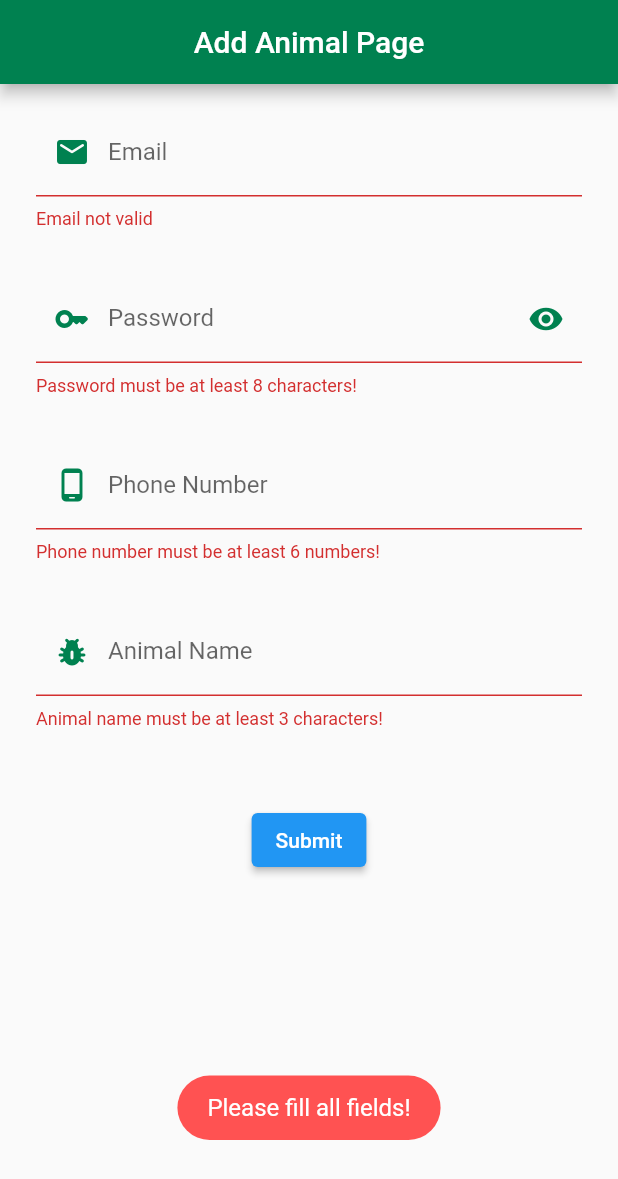
After one commit to EngoX-CCH/Flutter-Widget, a Flutter app: the screen it shows after launch, after a tap on "Submit", on a phone screen of 412 x 824 dp. The commit adds this screen. Shown: the top 1179 px of the screen. Run offline on Flutter 3.47's test engine with Material 2 defaults, Android fonts, the phone set to English and light mode, and no system bars; our stand-ins replace email_validator, fluttertoast, gap.

Commit message:
Add Animal page + Home page change (still error)

```diff
--- a/lib/main.dart
+++ b/lib/main.dart
@@ -1,6 +1,5 @@
 import 'package:flutter_please_3/views/pages.dart';
 import 'package:flutter/material.dart';
-
 
 void main() {
   runApp(const MyApp());
@@ -11,7 +10,6 @@ class MyApp extends StatelessWidget {
 
   @override
   Widget build(BuildContext context) {
-    return MaterialApp(
-        home: Week4());
+    return MaterialApp(home: AddAnimal());
   }
 }
--- /dev/null
+++ b/lib/views/addanimal.dart
@@ -0,0 +1,263 @@
+part of 'pages.dart';
+
+class AddAnimal extends StatefulWidget {
+  const AddAnimal({Key? key}) : super(key: key);
+  static const String routeName = '/PageAdd';
+
+  @override
+  _AddAnimalState createState() => _AddAnimalState();
+}
+
+class _AddAnimalState extends State<AddAnimal> {
+  @override
+  void initState() {
+    super.initState();
+  }
+
+  final _loginKey = GlobalKey<FormState>();
+  final ctrlEmail = TextEditingController();
+  final ctrlPassword = TextEditingController();
+  final ctrlPhone = TextEditingController();
+  final ctrlAnimal = TextEditingController();
+  bool isHide = true;
+
+  @override
+  void dispose() {
+    ctrlEmail.dispose();
+    ctrlPassword.dispose();
+    ctrlPhone.dispose();
+    ctrlAnimal.dispose();
+    super.dispose();
+  }
+
+  @override
+  Widget build(BuildContext context) {
+    return Scaffold(
+      appBar: AppBar(
+        backgroundColor: Color.fromARGB(255, 0, 129, 80),
+        title: Text("Add Animal Page"),
+        centerTitle: true,
+      ),
+      body: Container(
+        padding: EdgeInsets.fromLTRB(24, 16, 24, 16),
+        child: ListView(children: [
+          Form(
+            key: _loginKey,
+            child: Column(
+              children: [
+                TextFormField(
+                  // The validator receives the text that the user has entered.
+                  keyboardType: TextInputType.emailAddress,
+                  decoration: InputDecoration(
+                    labelText: "Email",
+                    prefixIcon: Icon(
+                      Icons.email_rounded,
+                      color: Color.fromARGB(255, 0, 129, 80),
+                    ),
+                    focusedBorder: OutlineInputBorder(
+                      borderRadius: BorderRadius.circular(10.0),
+                      borderSide: BorderSide(
+                        color: Colors.purple,
+                        width: 3.0,
+                      ),
+                    ),
+                    enabledBorder: OutlineInputBorder(
+                      borderRadius: BorderRadius.circular(10.0),
+                      borderSide: BorderSide(
+                        color: Colors.greenAccent,
+                        width: 3.0,
+                      ),
+                    ),
+                  ),
+                  controller: ctrlEmail,
+                  autovalidateMode: AutovalidateMode.onUserInteraction,
+                  validator: (value) {
+                    if (value == null || value.isEmpty) {
+                      return !EmailValidator.validate(value.toString())
+                          ? 'Email not valid'
+                          : null;
+                    }
+                  },
+                ),
+                const Gap(30),
+                TextFormField(
+                  obscureText: isHide,
+                  decoration: InputDecoration(
+                      labelText: "Password",
+                      prefixIcon: Icon(
+                        Icons.key_rounded,
+                        color: Color.fromARGB(255, 0, 129, 80),
+                      ),
+                      focusedBorder: OutlineInputBorder(
+                        borderRadius: BorderRadius.circular(10.0),
+                        borderSide: BorderSide(
+                          color: Colors.purple,
+                          width: 3.0,
+                        ),
+                      ),
+                      enabledBorder: OutlineInputBorder(
+                        borderRadius: BorderRadius.circular(10.0),
+                        borderSide: BorderSide(
+                          color: Colors.greenAccent,
+                          width: 3.0,
+                        ),
+                      ),
+                      suffixIcon: GestureDetector(
+                        onTap: () {
+                          setState(() {
+                            isHide = !isHide;
+                          });
+                        },
+                        child: Icon(
+                            color: Color.fromARGB(255, 0, 129, 80),
+                            isHide ? Icons.visibility : Icons.visibility_off),
+                      )),
+                  controller: ctrlPassword,
+                  autovalidateMode: AutovalidateMode.onUserInteraction,
+                  validator: (value) {
+                    return value.toString().length < 8
+                        ? 'Password must be at least 8 characters!'
+                        : null;
+                  },
+                ),
+                const Gap(30),
+                TextFormField(
+                  keyboardType: TextInputType.number,
+                  decoration: InputDecoration(
+                    labelText: "Phone Number",
+                    prefixIcon: Icon(
+                      Icons.phone_android_rounded,
+                      color: Color.fromARGB(255, 0, 129, 80),
+                    ),
+                    focusedBorder: OutlineInputBorder(
+                      borderRadius: BorderRadius.circular(10.0),
+                      borderSide: BorderSide(
+                        color: Colors.purple,
+                        width: 3.0,
+                      ),
+                    ),
+                    enabledBorder: OutlineInputBorder(
+                      borderRadius: BorderRadius.circular(10.0),
+                      borderSide: BorderSide(
+                        color: Colors.greenAccent,
+                        width: 3.0,
+                      ),
+                    ),
+                  ),
+                  controller: ctrlPhone,
+                  autovalidateMode: AutovalidateMode.onUserInteraction,
+                  validator: (value) {
+                    return value.toString().length < 6
+                        ? 'Phone number must be at least 6 numbers!'
+                        : null;
+                  },
+                ),
+                const Gap(30),
+                TextFormField(
+                  keyboardType: TextInputType.text,
+                  decoration: InputDecoration(
+                    labelText: "Animal Name",
+                    prefixIcon: Icon(
+                      Icons.pest_control_rounded,
+                      color: Color.fromARGB(255, 0, 129, 80),
+                    ),
+                    focusedBorder: OutlineInputBorder(
+                      borderRadius: BorderRadius.circular(10.0),
+                      borderSide: BorderSide(
+                        color: Colors.purple,
+                        width: 3.0,
+                      ),
+                    ),
+                    enabledBorder: OutlineInputBorder(
+                      borderRadius: BorderRadius.circular(10.0),
+                      borderSide: BorderSide(
+                        color: Colors.greenAccent,
+                        width: 3.0,
+                      ),
+                    ),
+                  ),
+                  controller: ctrlAnimal,
+                  autovalidateMode: AutovalidateMode.onUserInteraction,
+                  validator: (value) {
+                    return value.toString().length < 3
+                        ? 'Animal name must be at least 3 characters!'
+                        : null;
+                  },
+                ),
+                const Gap(50),
+                ElevatedButton(
+                  onPressed: () {
+                    if (_loginKey.currentState!.validate()) {
+                      final EmailConfirm = ctrlEmail.text.toString();
+                      final PassConfirm = ctrlPassword.text.toString();
+                      final PhoneConfirm = ctrlPhone.text.toString();
+                      final AnimalConfirm = ctrlAnimal.text.toString();
+
+                      showDialog<String>(
+                          context: context,
+                          builder: (BuildContext context) => AlertDialog(
+                                  title: const Text('Confirmation'),
+                                  content: const Text('Email: ' //+ EmailConfirm
+                                      'Password: ' //+ PasswordConfirm
+                                      'Phone Number: ' //+ PhoneNumberConfirm
+                                      'Animal Name: ' //+ AnimalNameConfirm
+                                      ),
+                                  actions: <Widget>[
+                                    TextButton(
+                                        child: const Text('Confirm'),
+                                        onPressed: () {
+                                          Navigator.pushNamed(
+                                              context, Week4.routeName);
+                                        })
+                                  ]));
+                      // Fluttertoast.showToast(
+                      //     msg: 'email:' +
+                      //         ctrlEmail.text.toString() +
+                      //         ', password: ' +
+                      //         ctrlPassword.text.toString(),
+                      //     toastLength: Toast.LENGTH_SHORT,
+                      //     fontSize: 14,
+                      //     backgroundColor: Colors.greenAccent,
+                      //     textColor: Colors.white);
+                      // showAlertDialog(BuildContext context) {
+                      //   // set up the button
+                      //   Widget okButton = TextButton(
+                      //     child: Text("OK"),
+                      //     onPressed: () {},
+                      //   );
+
+                      //   // set up the AlertDialog
+                      //   AlertDialog alert = AlertDialog(
+                      //     title: Text("My title"),
+                      //     content: Text("This is my message."),
+                      //     actions: [
+                      //       okButton,
+                      //     ],
+                      //   );
+
+                      //   // show the dialog
+                      //   showDialog(
+                      //     context: context,
+                      //     builder: (BuildContext context) {
+                      //       return alert;
+                      //     },
+                      //   );
+                    } else {
+                      Fluttertoast.showToast(
+                          msg: "Please fill all fields!",
+                          toastLength: Toast.LENGTH_SHORT,
+                          fontSize: 16,
+                          backgroundColor: Colors.redAccent,
+                          textColor: Colors.white);
+                    }
+                  },
+                  child: Text("Submit"),
+                ),
+              ],
+            ),
+          ),
+        ]),
+      ),
+    );
+  }
+}
--- a/lib/views/pages.dart
+++ b/lib/views/pages.dart
@@ -1,6 +1,12 @@
+import 'package:email_validator/email_validator.dart';
 import 'package:flutter/material.dart';
+import 'package:flutter/services.dart';
+import 'package:gap/gap.dart';
+import 'package:fluttertoast/fluttertoast.dart';
+
 
 part 'counter.dart';
 part 'home.dart';
 part 'week3.dart';
 part 'week4.dart';
+part 'addanimal.dart';
--- a/lib/views/week4.dart
+++ b/lib/views/week4.dart
@@ -3,6 +3,7 @@ part of 'pages.dart';
 
 class Week4 extends StatefulWidget {
   const Week4({super.key});
+  static const String routeName = '/Week4';
 
   @override
   State<Week4> createState() => _MyWidgettState();
@@ -141,7 +142,38 @@ class _MyWidgettState extends State<Week4> {
                 size: 30,
               ),
             ),
+          ),
+          // Elevated Button for extended project
+
+          Container(
+            alignment: Alignment.bottomRight,
+            padding: EdgeInsets.fromLTRB(0.0, 0.0, 10.0, 10.0),
+            child: FloatingActionButton(
+              backgroundColor: Colors.black,
+              // backgroundColor: LinearGradient(
+              //       begin: Alignment.topCenter,
+              //       end: Alignment(0.8, 1),
+              //       colors: <Color>[
+              //     Color(0xff1f005c),
+              //     Color(0xff5b0060),
+              //     Color(0xff870160),
+              //     Color(0xffac255e),
+              //     Color(0xffca485c),
+              //     Color(0xffe16b5c),
+              //     Color(0xfff39060),
+              //     Color(0xffffb56b),
+              //   ]),
+              onPressed: () {
+                Navigator.pushNamed(context, AddAnimal.routeName);
+                setState(() {
+                  click = !click;
+                });
+                print('This is a layouting project trial');
+              },
+              child: Text("Add new Animal"),
+            ),
           )
+          // Elevated Button for extended project end
         ],
       ),
     );
--- a/pubspec.yaml
+++ b/pubspec.yaml
@@ -36,6 +36,9 @@ dependencies:
   # The following adds the Cupertino Icons font to your application.
   # Use with the CupertinoIcons class for iOS style icons.
   cupertino_icons: ^1.0.2
+  email_validator: ^2.1.17
+  fluttertoast: ^8.0.9
+  gap: ^2.0.0
 
 dev_dependencies:
   flutter_test:
```
Also changed, not shown: pubspec.lock.
